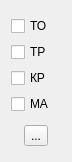
Before: the Qt Designer form worktypewidget.ui in Balyaev-D-A/MFDB, drawn with Qt 5.
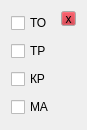
After: the same form once the commit is applied. Custom widgets are drawn as their Qt base class.

Diff of the .ui file:
```diff
--- a/worktypewidget.ui
+++ b/worktypewidget.ui
@@ -6,8 +6,8 @@
    <rect>
     <x>0</x>
     <y>0</y>
-    <width>72</width>
-    <height>162</height>
+    <width>87</width>
+    <height>130</height>
    </rect>
   </property>
   <property name="sizePolicy">
@@ -16,10 +16,25 @@
     <verstretch>0</verstretch>
    </sizepolicy>
   </property>
+  <property name="minimumSize">
+   <size>
+    <width>87</width>
+    <height>130</height>
+   </size>
+  </property>
+  <property name="maximumSize">
+   <size>
+    <width>87</width>
+    <height>130</height>
+   </size>
+  </property>
   <property name="windowTitle">
    <string>Form</string>
   </property>
-  <layout class="QVBoxLayout" name="verticalLayout_2">
+  <property name="autoFillBackground">
+   <bool>true</bool>
+  </property>
+  <layout class="QHBoxLayout" name="horizontalLayout">
    <item>
     <layout class="QVBoxLayout" name="verticalLayout">
      <item>
@@ -53,21 +68,92 @@
     </layout>
    </item>
    <item>
-    <layout class="QHBoxLayout" name="horizontalLayout">
-     <property name="sizeConstraint">
-      <enum>QLayout::SetDefaultConstraint</enum>
-     </property>
+    <layout class="QVBoxLayout" name="verticalLayout_2">
      <item>
-      <widget class="QToolButton" name="okButton">
+      <widget class="WTButton" name="closeButton">
+       <property name="sizePolicy">
+        <sizepolicy hsizetype="Minimum" vsizetype="Minimum">
+         <horstretch>0</horstretch>
+         <verstretch>0</verstretch>
+        </sizepolicy>
+       </property>
+       <property name="maximumSize">
+        <size>
+         <width>15</width>
+         <height>15</height>
+        </size>
+       </property>
+       <property name="palette">
+        <palette>
+         <active>
+          <colorrole role="Button">
+           <brush brushstyle="SolidPattern">
+            <color alpha="255">
+             <red>192</red>
+             <green>28</green>
+             <blue>40</blue>
+            </color>
+           </brush>
+          </colorrole>
+         </active>
+         <inactive>
+          <colorrole role="Button">
+           <brush brushstyle="SolidPattern">
+            <color alpha="255">
+             <red>192</red>
+             <green>28</green>
+             <blue>40</blue>
+            </color>
+           </brush>
+          </colorrole>
+         </inactive>
+         <disabled>
+          <colorrole role="Button">
+           <brush brushstyle="SolidPattern">
+            <color alpha="255">
+             <red>192</red>
+             <green>28</green>
+             <blue>40</blue>
+            </color>
+           </brush>
+          </colorrole>
+         </disabled>
+        </palette>
+       </property>
        <property name="text">
-        <string>...</string>
+        <string>x</string>
        </property>
       </widget>
      </item>
+     <item>
+      <spacer name="verticalSpacer">
+       <property name="orientation">
+        <enum>Qt::Vertical</enum>
+       </property>
+       <property name="sizeHint" stdset="0">
+        <size>
+         <width>10</width>
+         <height>40</height>
+        </size>
+       </property>
+      </spacer>
+     </item>
     </layout>
    </item>
   </layout>
  </widget>
+ <customwidgets>
+  <customwidget>
+   <class>WTCheckBox</class>
+   <extends>QCheckBox</extends>
+   <header>wtcheckbox.h</header>
+  </customwidget>
+  <customwidget>
+   <class>WTButton</class>
+   <extends>QToolButton</extends>
+   <header>wtbutton.h</header>
+  </customwidget>
+ </customwidgets>
  <resources/>
  <connections/>
 </ui>
```
Left out of the diff: 8 changed lines with no effect on the pictures.
